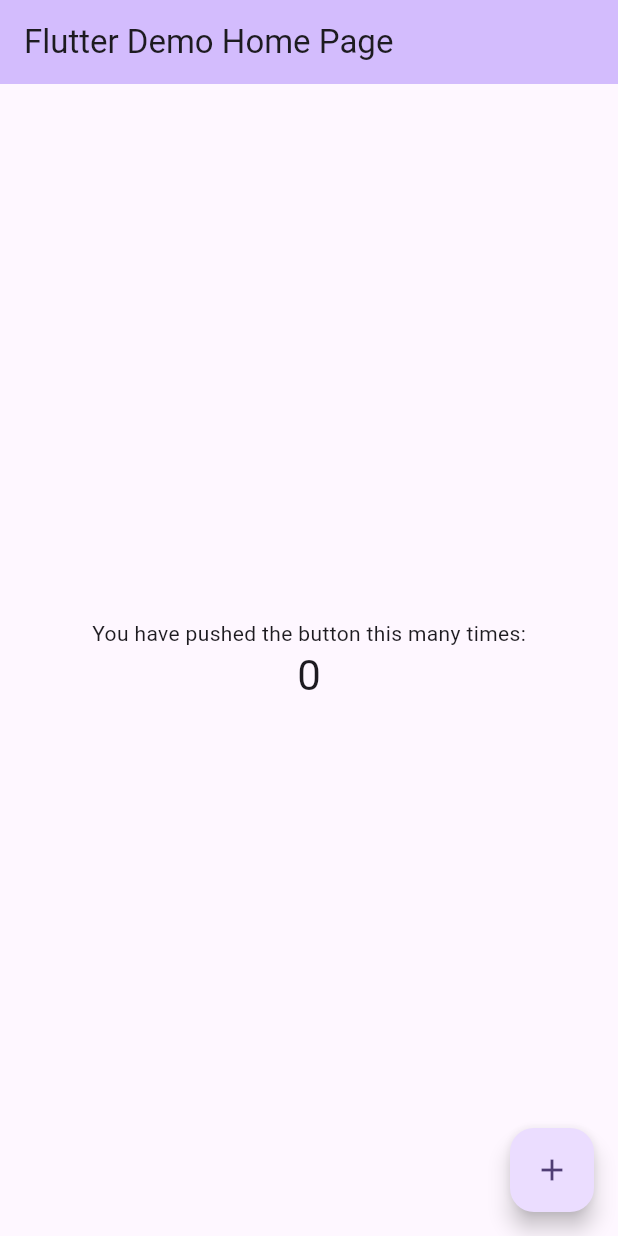
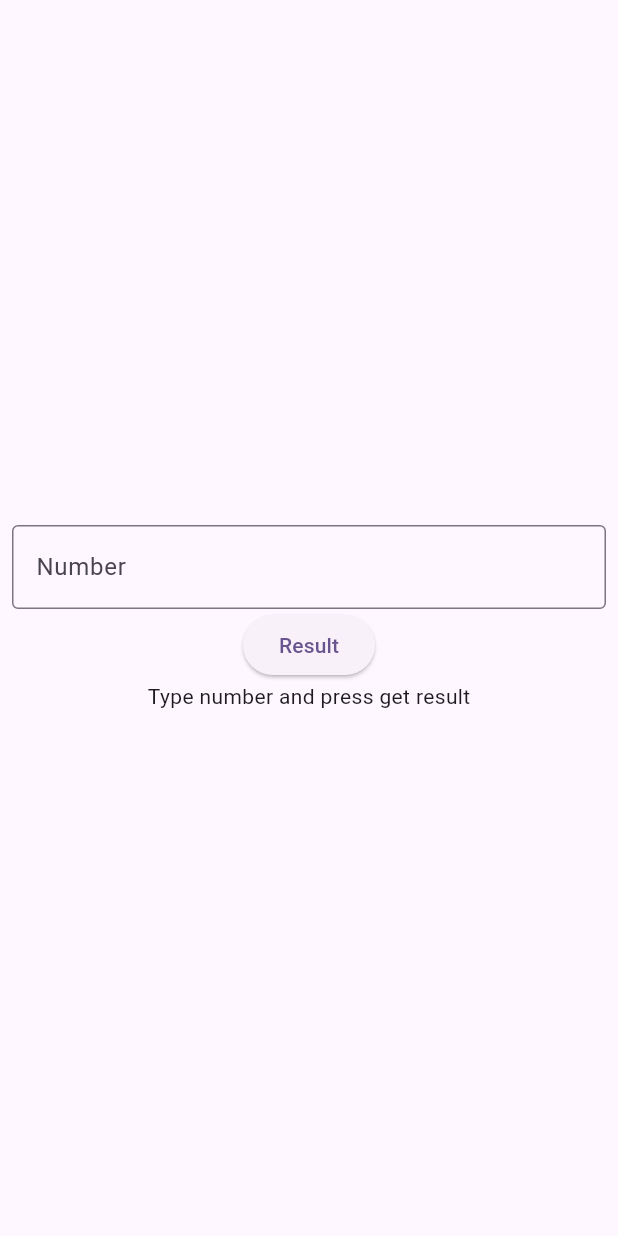
Before and after one commit to adhilfouzi/rest_api_test, a Flutter app: the screen it shows after launch, on a phone screen of 412 x 824 dp. Run offline on Flutter 3.47's test engine with Material 3 defaults, Android fonts, the phone set to English and light mode, and no system bars.

Commit message:
17/01/2024

```diff
--- a/lib/main.dart
+++ b/lib/main.dart
@@ -1,3 +1,4 @@
+import 'package:api_demo/api.dart';
 import 'package:flutter/material.dart';
 
 void main() {
@@ -7,119 +8,59 @@
 class MyApp extends StatelessWidget {
   const MyApp({super.key});
 
-  // This widget is the root of your application.
   @override
   Widget build(BuildContext context) {
     return MaterialApp(
       title: 'Flutter Demo',
       theme: ThemeData(
-        // This is the theme of your application.
-        //
-        // TRY THIS: Try running your application with "flutter run". You'll see
-        // the application has a purple toolbar. Then, without quitting the app,
-        // try changing the seedColor in the colorScheme below to Colors.green
-        // and then invoke "hot reload" (save your changes or press the "hot
-        // reload" button in a Flutter-supported IDE, or press "r" if you used
-        // the command line to start the app).
-        //
-        // Notice that the counter didn't reset back to zero; the application
-        // state is not lost during the reload. To reset the state, use hot
-        // restart instead.
-        //
-        // This works for code too, not just values: Most code changes can be
-        // tested with just a hot reload.
         colorScheme: ColorScheme.fromSeed(seedColor: Colors.deepPurple),
         useMaterial3: true,
       ),
-      home: const MyHomePage(title: 'Flutter Demo Home Page'),
+      home: const HomeScreen(),
     );
   }
 }
 
-class MyHomePage extends StatefulWidget {
-  const MyHomePage({super.key, required this.title});
-
-  // This widget is the home page of your application. It is stateful, meaning
-  // that it has a State object (defined below) that contains fields that affect
-  // how it looks.
-
-  // This class is the configuration for the state. It holds the values (in this
-  // case the title) provided by the parent (in this case the App widget) and
-  // used by the build method of the State. Fields in a Widget subclass are
-  // always marked "final".
-
-  final String title;
+class HomeScreen extends StatefulWidget {
+  const HomeScreen({super.key});
 
   @override
-  State<MyHomePage> createState() => _MyHomePageState();
+  State<HomeScreen> createState() => _HomeScreenState();
 }
 
-class _MyHomePageState extends State<MyHomePage> {
-  int _counter = 0;
-
-  void _incrementCounter() {
-    setState(() {
-      // This call to setState tells the Flutter framework that something has
-      // changed in this State, which causes it to rerun the build method below
-      // so that the display can reflect the updated values. If we changed
-      // _counter without calling setState(), then the build method would not be
-      // called again, and so nothing would appear to happen.
-      _counter++;
-    });
-  }
+class _HomeScreenState extends State<HomeScreen> {
+  TextEditingController numberinput = TextEditingController();
+  String output = 'Type number and press get result';
 
   @override
   Widget build(BuildContext context) {
-    // This method is rerun every time setState is called, for instance as done
-    // by the _incrementCounter method above.
-    //
-    // The Flutter framework has been optimized to make rerunning build methods
-    // fast, so that you can just rebuild anything that needs updating rather
-    // than having to individually change instances of widgets.
-    return Scaffold(
-      appBar: AppBar(
-        // TRY THIS: Try changing the color here to a specific color (to
-        // Colors.amber, perhaps?) and trigger a hot reload to see the AppBar
-        // change color while the other colors stay the same.
-        backgroundColor: Theme.of(context).colorScheme.inversePrimary,
-        // Here we take the value from the MyHomePage object that was created by
-        // the App.build method, and use it to set our appbar title.
-        title: Text(widget.title),
-      ),
-      body: Center(
-        // Center is a layout widget. It takes a single child and positions it
-        // in the middle of the parent.
-        child: Column(
-          // Column is also a layout widget. It takes a list of children and
-          // arranges them vertically. By default, it sizes itself to fit its
-          // children horizontally, and tries to be as tall as its parent.
-          //
-          // Column has various properties to control how it sizes itself and
-          // how it positions its children. Here we use mainAxisAlignment to
-          // center the children vertically; the main axis here is the vertical
-          // axis because Columns are vertical (the cross axis would be
-          // horizontal).
-          //
-          // TRY THIS: Invoke "debug painting" (choose the "Toggle Debug Paint"
-          // action in the IDE, or press "p" in the console), to see the
-          // wireframe for each widget.
-          mainAxisAlignment: MainAxisAlignment.center,
-          children: <Widget>[
-            const Text(
-              'You have pushed the button this many times:',
-            ),
-            Text(
-              '$_counter',
-              style: Theme.of(context).textTheme.headlineMedium,
-            ),
-          ],
+    return SafeArea(
+      child: Scaffold(
+        body: Padding(
+          padding: const EdgeInsets.all(8),
+          child: Column(
+            mainAxisAlignment: MainAxisAlignment.center,
+            children: [
+              TextFormField(
+                controller: numberinput,
+                keyboardType: TextInputType.number,
+                decoration: const InputDecoration(
+                    border: OutlineInputBorder(), hintText: 'Number'),
+              ),
+              ElevatedButton(
+                  onPressed: () async {
+                    final number = numberinput.text;
+                    final result = await getNumberFact(number: number);
+                    setState(() {
+                      output = result.text.toString();
+                    });
+                  },
+                  child: const Text('Result')),
+              Text(output),
+            ],
+          ),
         ),
       ),
-      floatingActionButton: FloatingActionButton(
-        onPressed: _incrementCounter,
-        tooltip: 'Increment',
-        child: const Icon(Icons.add),
-      ), // This trailing comma makes auto-formatting nicer for build methods.
     );
   }
 }
--- /dev/null
+++ b/lib/number_fact_response.dart
@@ -0,0 +1,30 @@
+import 'package:json_annotation/json_annotation.dart';
+
+part 'number_fact_response.g.dart';
+
+@JsonSerializable()
+class NumberFactResponce {
+  @JsonKey(name: 'text')
+  final String text;
+
+  @JsonKey(name: 'number')
+  final int number;
+
+  @JsonKey(name: 'found')
+  final bool found;
+
+  @JsonKey(name: 'type')
+  final String type;
+
+  NumberFactResponce({
+    required this.text,
+    required this.number,
+    required this.found,
+    required this.type,
+  });
+
+  factory NumberFactResponce.fromJson(Map<String, dynamic> json) =>
+      _$NumberFactResponceFromJson(json);
+
+  Map<String, dynamic> toJson() => _$NumberFactResponceToJson(this);
+}
--- a/pubspec.yaml
+++ b/pubspec.yaml
@@ -35,6 +35,8 @@ dependencies:
   # The following adds the Cupertino Icons font to your application.
   # Use with the CupertinoIcons class for iOS style icons.
   cupertino_icons: ^1.0.2
+  http: ^1.1.0
+  json_annotation: ^4.8.1
 
 dev_dependencies:
   flutter_test:
@@ -46,6 +48,8 @@ dev_dependencies:
   # package. See that file for information about deactivating specific lint
   # rules and activating additional ones.
   flutter_lints: ^2.0.0
+  json_serializable: ^6.7.1
+  build_runner: ^2.4.8
 
 # For information on the generic Dart part of this file, see the
 # following page: https://dart.dev/tools/pub/pubspec
```
Also changed, not shown: lib/api.dart (added, +29 -0 lines), lib/number_fact_response.g.dart (added), pubspec.lock.
